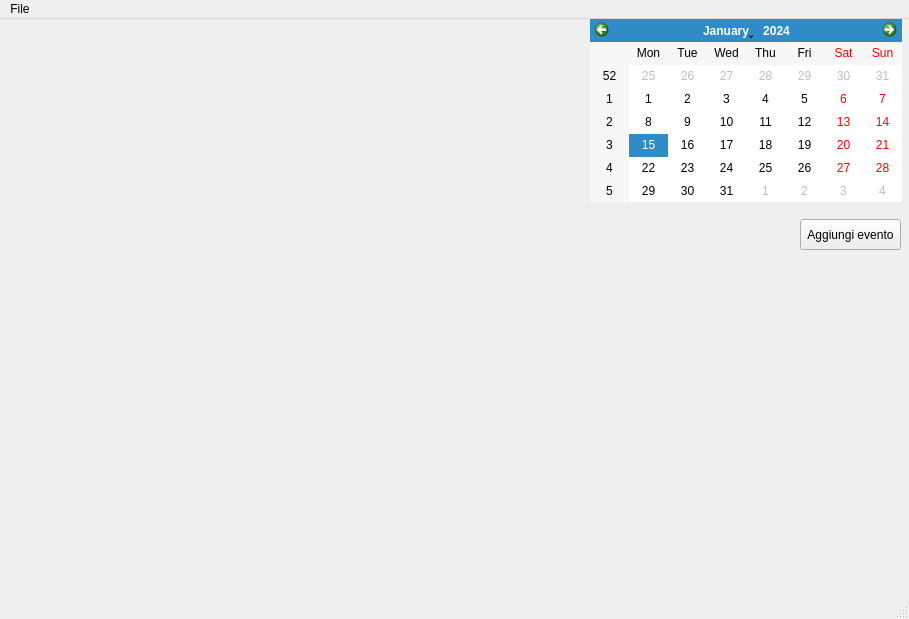
Qt form CalendarToDoList/mainwindow.ui (DarthReca/calendar-to-do-list) before a commit.
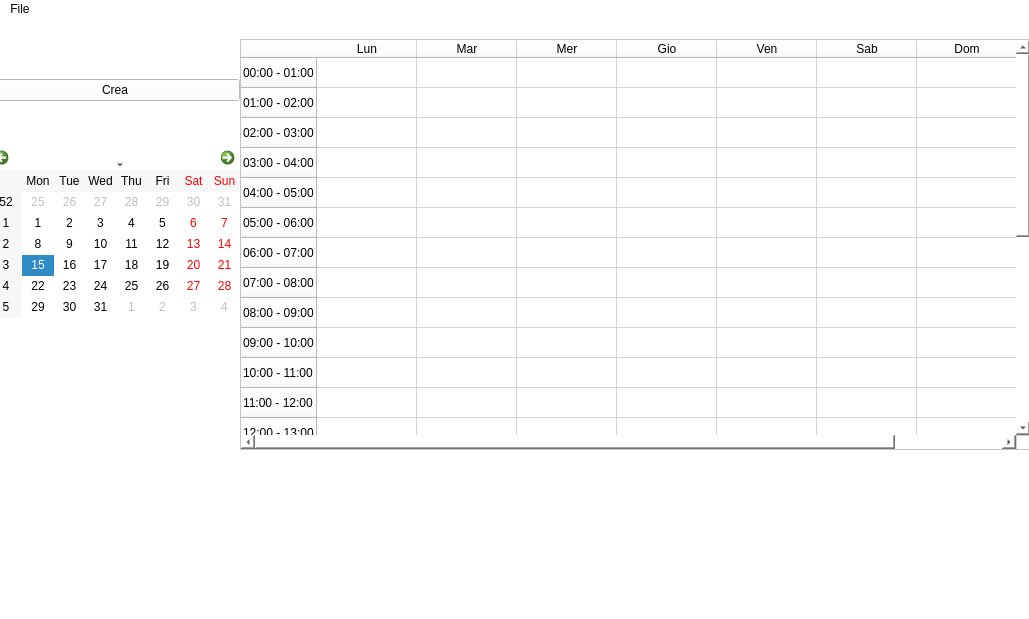
The same form after that commit.

Commit message: Monthly and Weekly calendar

Patch:
```diff
--- a/CalendarToDoList/mainwindow.ui
+++ b/CalendarToDoList/mainwindow.ui
@@ -6,7 +6,7 @@
    <rect>
     <x>0</x>
     <y>0</y>
-    <width>909</width>
+    <width>1029</width>
     <height>619</height>
    </rect>
   </property>
@@ -19,29 +19,230 @@
   <property name="windowTitle">
    <string>Calendar</string>
   </property>
+  <property name="styleSheet">
+   <string notr="true">background-color: rgb(255, 255, 255);</string>
+  </property>
   <widget class="QWidget" name="centralwidget">
-   <widget class="QCalendarWidget" name="calendarWidget">
+   <widget class="QTableWidget" name="tableWidget">
     <property name="geometry">
      <rect>
-      <x>590</x>
-      <y>0</y>
-      <width>312</width>
-      <height>183</height>
+      <x>240</x>
+      <y>20</y>
+      <width>791</width>
+      <height>411</height>
      </rect>
     </property>
+    <property name="styleSheet">
+     <string notr="true">border-color: rgb(159, 159, 159);
+</string>
+    </property>
+    <attribute name="horizontalHeaderCascadingSectionResizes">
+     <bool>false</bool>
+    </attribute>
+    <row>
+     <property name="text">
+      <string>00:00 - 01:00</string>
+     </property>
+    </row>
+    <row>
+     <property name="text">
+      <string>01:00 - 02:00</string>
+     </property>
+    </row>
+    <row>
+     <property name="text">
+      <string>02:00 - 03:00</string>
+     </property>
+    </row>
+    <row>
+     <property name="text">
+      <string>03:00 - 04:00</string>
+     </property>
+    </row>
+    <row>
+     <property name="text">
+      <string>04:00 - 05:00</string>
+     </property>
+    </row>
+    <row>
+     <property name="text">
+      <string>05:00 - 06:00</string>
+     </property>
+    </row>
+    <row>
+     <property name="text">
+      <string>06:00 - 07:00</string>
+     </property>
+    </row>
+    <row>
+     <property name="text">
+      <string>07:00 - 08:00</string>
+     </property>
+    </row>
+    <row>
+     <property name="text">
+      <string>08:00 - 09:00</string>
+     </property>
+    </row>
+    <row>
+     <property name="text">
+      <string>09:00 - 10:00</string>
+     </property>
+    </row>
+    <row>
+     <property name="text">
+      <string>10:00 - 11:00</string>
+     </property>
+    </row>
+    <row>
+     <property name="text">
+      <string>11:00 - 12:00</string>
+     </property>
+    </row>
+    <row>
+     <property name="text">
+      <string>12:00 - 13:00</string>
+     </property>
+    </row>
+    <row>
+     <property name="text">
+      <string>13:00 - 14:00</string>
+     </property>
+    </row>
+    <row>
+     <property name="text">
+      <string>14:00 - 15:00</string>
+     </property>
+    </row>
+    <row>
+     <property name="text">
+      <string>15:00 - 16:00</string>
+     </property>
+    </row>
+    <row>
+     <property name="text">
+      <string>16:00 - 17:00</string>
+     </property>
+    </row>
+    <row>
+     <property name="text">
+      <string>17:00 - 18:00</string>
+     </property>
+    </row>
+    <row>
+     <property name="text">
+      <string>18:00 - 19:00</string>
+     </property>
+    </row>
+    <row>
+     <property name="text">
+      <string>19:00 - 20:00</string>
+     </property>
+    </row>
+    <row>
+     <property name="text">
+      <string>20:00 - 21:00</string>
+     </property>
+    </row>
+    <row>
+     <property name="text">
+      <string>21:00 - 22:00</string>
+     </property>
+    </row>
+    <row>
+     <property name="text">
+      <string>22:00 - 23:00</string>
+     </property>
+    </row>
+    <row>
+     <property name="text">
+      <string>23:00 - 00:00</string>
+     </property>
+    </row>
+    <column>
+     <property name="text">
+      <string>Lun</string>
+     </property>
+    </column>
+    <column>
+     <property name="text">
+      <string>Mar</string>
+     </property>
+    </column>
+    <column>
+     <property name="text">
+      <string>Mer</string>
+     </property>
+    </column>
+    <column>
+     <property name="text">
+      <string>Gio</string>
+     </property>
+    </column>
+    <column>
+     <property name="text">
+      <string>Ven</string>
+     </property>
+    </column>
+    <column>
+     <property name="text">
+      <string>Sab</string>
+     </property>
+    </column>
+    <column>
+     <property name="text">
+      <string>Dom</string>
+     </property>
+    </column>
    </widget>
-   <widget class="QPushButton" name="pushButton">
+   <widget class="QWidget" name="layoutWidget">
     <property name="geometry">
      <rect>
-      <x>800</x>
-      <y>200</y>
-      <width>101</width>
-      <height>31</height>
+      <x>-10</x>
+      <y>60</y>
+      <width>250</width>
+      <height>239</height>
      </rect>
     </property>
-    <property name="text">
-     <string>Aggiungi evento</string>
-    </property>
+    <layout class="QVBoxLayout" name="verticalLayout">
+     <item>
+      <widget class="QPushButton" name="pushButton">
+       <property name="minimumSize">
+        <size>
+         <width>248</width>
+         <height>0</height>
+        </size>
+       </property>
+       <property name="styleSheet">
+        <string notr="true">background-color: rgb(255, 255, 255);
+border-color: rgb(122, 122, 122);
+font: 8pt &quot;Bahnschrift SemiLight&quot;;</string>
+       </property>
+       <property name="text">
+        <string>Crea</string>
+       </property>
+      </widget>
+     </item>
+     <item>
+      <spacer name="verticalSpacer">
+       <property name="orientation">
+        <enum>Qt::Vertical</enum>
+       </property>
+       <property name="sizeType">
+        <enum>QSizePolicy::Preferred</enum>
+       </property>
+       <property name="sizeHint" stdset="0">
+        <size>
+         <width>20</width>
+         <height>40</height>
+        </size>
+       </property>
+      </spacer>
+     </item>
+     <item>
+      <widget class="QCalendarWidget" name="calendarWidget"/>
+     </item>
+    </layout>
    </widget>
   </widget>
   <widget class="QMenuBar" name="menubar">
@@ -49,10 +250,16 @@
     <rect>
      <x>0</x>
      <y>0</y>
-     <width>909</width>
+     <width>1029</width>
      <height>21</height>
     </rect>
    </property>
+   <property name="sizePolicy">
+    <sizepolicy hsizetype="MinimumExpanding" vsizetype="Preferred">
+     <horstretch>0</horstretch>
+     <verstretch>0</verstretch>
+    </sizepolicy>
+   </property>
    <widget class="QMenu" name="menuFile">
     <property name="title">
      <string>File</string>
```
Left out of the diff: 8 changed lines with no effect on the pictures. The commit also changes 3 other files.
